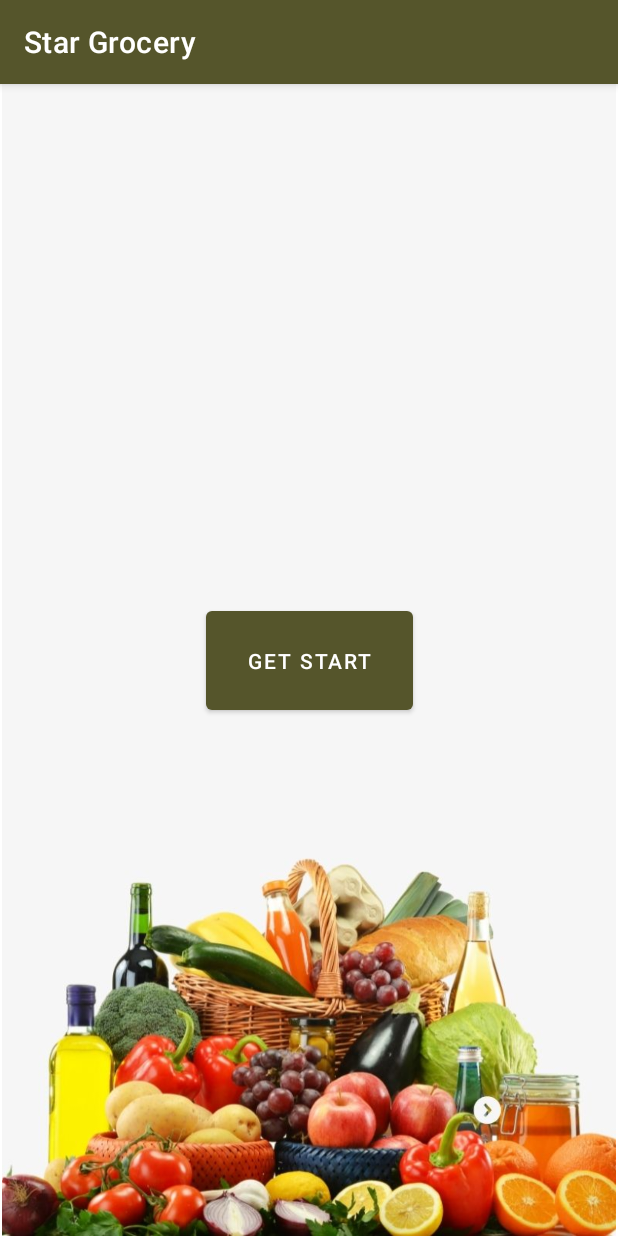
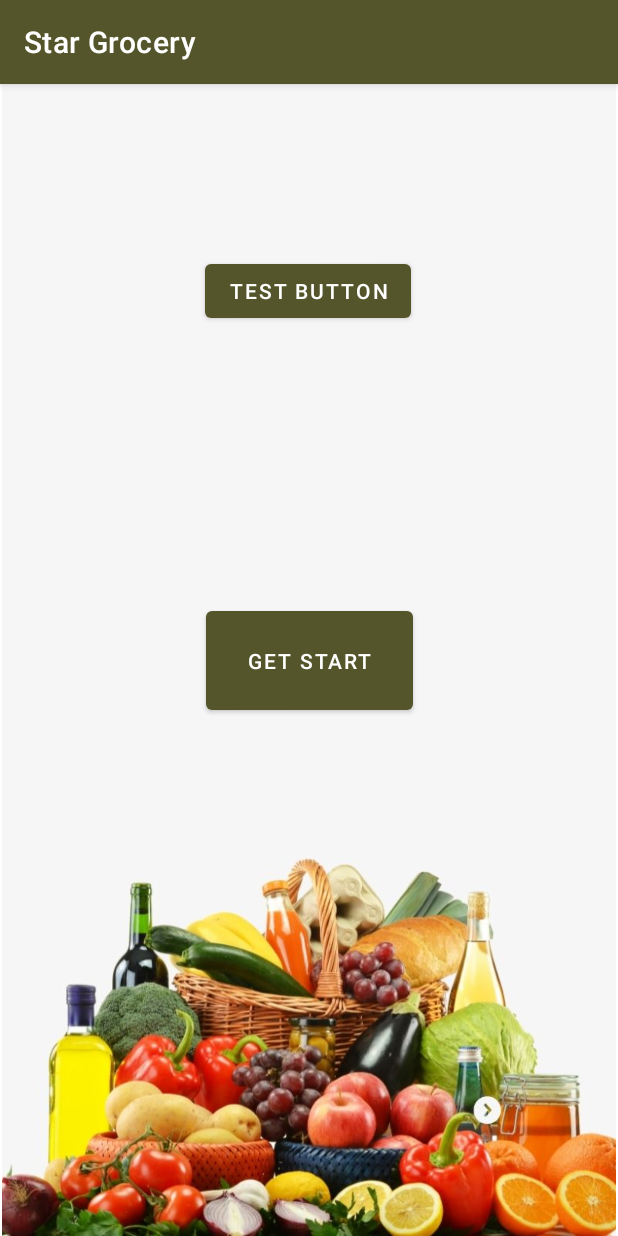
Before and after one commit to SahanPunchihewa/MAD-Project-Y2-S2, an Android app: the screen it shows after launch (MainActivity), on a phone screen of 412 x 824 dp. Run offline under Robolectric (Android 15) with nearby library versions, the phone set to English and light mode, and no system bars.

```diff
--- a/app/src/main/java/com/example/mobileapplication/activities/MainActivity.java
+++ b/app/src/main/java/com/example/mobileapplication/activities/MainActivity.java
@@ -9,15 +9,17 @@ import android.widget.Button;
 
 import com.example.mobileapplication.R;
 import com.example.mobileapplication.activities.customer.LoginActivity;
+import com.example.mobileapplication.activities.customer.PaymentActivity;
 
 public class MainActivity extends AppCompatActivity {
-    public Button getStartbtn;
+    public Button getStartbtn, testBtn;
+
 
     @Override
     protected void onCreate(Bundle savedInstanceState) {
         super.onCreate(savedInstanceState);
         setContentView(R.layout.activity_main);
-
+        testBtn = findViewById(R.id.TestButton);
         getStartbtn = findViewById(R.id.getStartbtn);
         getStartbtn.setOnClickListener(new View.OnClickListener() {
             @Override
@@ -28,5 +30,15 @@ public class MainActivity extends AppCompatActivity {
             }
         });
 
+        testBtn.setOnClickListener(new View.OnClickListener() {
+            @Override
+            public void onClick(View view) {
+
+                Intent intent = new Intent(MainActivity.this, PaymentActivity.class);
+                startActivity(intent);
+            }
+        });
+
+
     }
 }
--- a/app/src/main/res/layout/activity_main.xml
+++ b/app/src/main/res/layout/activity_main.xml
@@ -4,7 +4,7 @@
     xmlns:tools="http://schemas.android.com/tools"
     android:layout_width="match_parent"
     android:layout_height="match_parent"
-    tools:context=".MainActivity">
+    tools:context="activities.MainActivity">
 
     <Button
         android:id="@+id/getStartbtn"
@@ -27,4 +27,16 @@
         app:layout_constraintTop_toTopOf="parent"
         app:layout_constraintVertical_bias="0.0"
         app:srcCompat="@drawable/et" />
+
+    <Button
+        android:id="@+id/TestButton"
+        android:layout_width="wrap_content"
+        android:layout_height="wrap_content"
+        android:text="Test Button"
+        app:layout_constraintBottom_toBottomOf="parent"
+        app:layout_constraintEnd_toEndOf="parent"
+        app:layout_constraintHorizontal_bias="0.498"
+        app:layout_constraintStart_toStartOf="parent"
+        app:layout_constraintTop_toTopOf="parent"
+        app:layout_constraintVertical_bias="0.158" />
 </androidx.constraintlayout.widget.ConstraintLayout>
--- a/app/src/main/res/layout/activity_payment.xml
+++ b/app/src/main/res/layout/activity_payment.xml
@@ -33,7 +33,7 @@
         app:layout_constraintTop_toTopOf="parent" />
 
     <EditText
-        android:id="@+id/card_number"
+        android:id="@+id/cardNumber"
         android:layout_width="wrap_content"
         android:layout_height="wrap_content"
         android:layout_marginStart="100dp"
@@ -47,7 +47,7 @@
         app:layout_constraintTop_toTopOf="parent" />
 
     <EditText
-        android:id="@+id/Expiration_Date"
+        android:id="@+id/ExpireDate"
         android:layout_width="wrap_content"
         android:layout_height="wrap_content"
         android:layout_marginStart="100dp"
@@ -75,7 +75,7 @@
         app:layout_constraintTop_toTopOf="parent" />
 
     <Button
-        android:id="@+id/pay_btn"
+        android:id="@+id/payBtn"
         android:layout_width="wrap_content"
         android:layout_height="wrap_content"
         android:layout_marginStart="152dp"
```
Also changed, not shown: app/src/main/java/com/example/mobileapplication/activities/customer/PaymentActivity.java (+56 -0 lines), app/src/main/java/com/example/mobileapplication/models/PaymentModel.java (+57 -0 lines).
